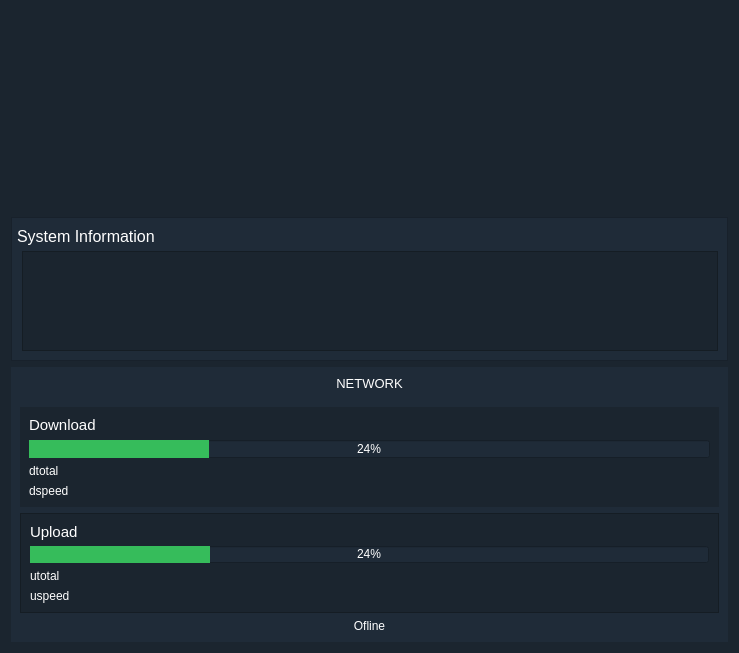
Qt form app/dashboard/pgeneral.ui (rahmanshaber/corebox) before a commit.
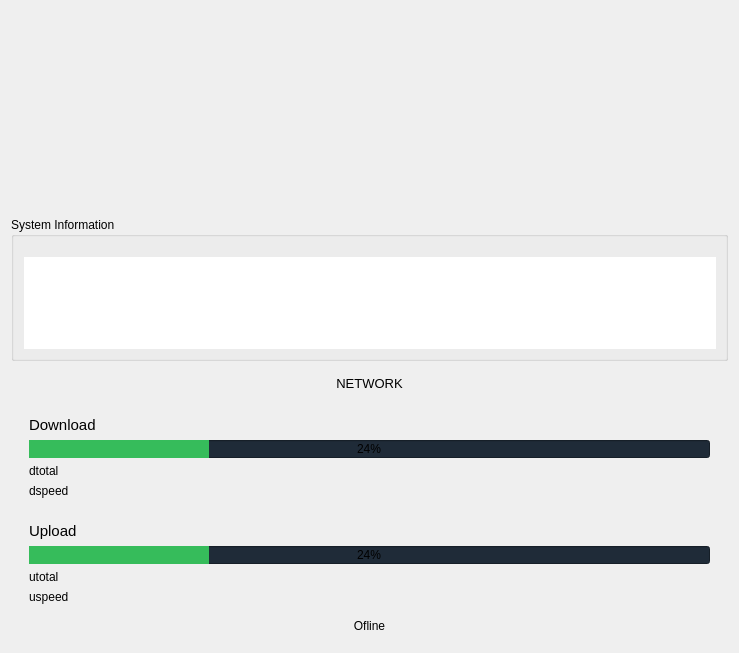
The same form after that commit.

What changed in the file:
```diff
--- a/app/dashboard/pgeneral.ui
+++ b/app/dashboard/pgeneral.ui
@@ -14,10 +14,7 @@
    <string>Form</string>
   </property>
   <property name="styleSheet">
-   <string notr="true">QWidget{
-background-color: #1B252F; ;
-color: #FFFFFF; 
-}</string>
+   <string notr="true"/>
   </property>
   <layout class="QVBoxLayout" name="verticalLayout">
    <item>
@@ -54,73 +51,33 @@
     </widget>
    </item>
    <item>
-    <widget class="QFrame" name="frame_3">
-     <property name="styleSheet">
-      <string notr="true">QWidget{
-background-color: #1F2B38; ;
-color: #FFFFFF; 
-}</string>
+    <widget class="QGroupBox" name="sysInfo">
+     <property name="title">
+      <string>System Information</string>
      </property>
-     <property name="frameShape">
-      <enum>QFrame::StyledPanel</enum>
+     <property name="flat">
+      <bool>false</bool>
      </property>
-     <property name="frameShadow">
-      <enum>QFrame::Raised</enum>
-     </property>
-     <layout class="QGridLayout" name="gridLayout">
+     <layout class="QVBoxLayout" name="verticalLayout_5">
       <property name="leftMargin">
-       <number>5</number>
+       <number>10</number>
       </property>
-      <property name="horizontalSpacing">
-       <number>0</number>
+      <property name="topMargin">
+       <number>20</number>
       </property>
-      <property name="verticalSpacing">
-       <number>5</number>
-      </property>
-      <item row="0" column="0" colspan="2">
-       <widget class="QLabel" name="label_4">
-        <property name="font">
-         <font>
-          <pointsize>12</pointsize>
-         </font>
-        </property>
-        <property name="text">
-         <string>System Information</string>
-        </property>
-       </widget>
-      </item>
-      <item row="1" column="0">
-       <spacer name="horizontalSpacer">
-        <property name="orientation">
-         <enum>Qt::Horizontal</enum>
-        </property>
-        <property name="sizeType">
-         <enum>QSizePolicy::Fixed</enum>
-        </property>
-        <property name="sizeHint" stdset="0">
-         <size>
-          <width>5</width>
-          <height>68</height>
-         </size>
-        </property>
-       </spacer>
-      </item>
-      <item row="1" column="1">
+      <item>
        <widget class="QListView" name="systemInfoList">
         <property name="font">
          <font>
-          <family>Ubuntu Mono</family>
-          <pointsize>11</pointsize>
+          <family>Cantarell</family>
+          <pointsize>10</pointsize>
          </font>
         </property>
         <property name="focusPolicy">
          <enum>Qt::NoFocus</enum>
         </property>
-        <property name="styleSheet">
-         <string notr="true">QWidget{
-background-color: #1B252F; ;
-color: #ffffff;
-}</string>
+        <property name="frameShape">
+         <enum>QFrame::NoFrame</enum>
         </property>
         <property name="verticalScrollBarPolicy">
          <enum>Qt::ScrollBarAlwaysOff</enum>
@@ -171,12 +128,6 @@
        <height>300</height>
       </size>
      </property>
-     <property name="styleSheet">
-      <string notr="true">QWidget{
-background-color: #1F2B38; ;
-color: #FFFFFF; 
-}</string>
-     </property>
      <layout class="QVBoxLayout" name="verticalLayout_4">
       <item>
        <widget class="QLabel" name="label">
@@ -219,12 +170,6 @@
           <height>100</height>
          </size>
         </property>
-        <property name="styleSheet">
-         <string notr="true">QWidget{
-background-color: #1B252F; ;
-color: #ffffff;
-}</string>
-        </property>
         <property name="frameShape">
          <enum>QFrame::NoFrame</enum>
         </property>
@@ -291,14 +236,8 @@
           <height>100</height>
          </size>
         </property>
-        <property name="styleSheet">
-         <string notr="true">QWidget{
-background-color: #1B252F; ;
-color: #ffffff;
-}</string>
-        </property>
         <property name="frameShape">
-         <enum>QFrame::StyledPanel</enum>
+         <enum>QFrame::NoFrame</enum>
         </property>
         <property name="frameShadow">
          <enum>QFrame::Raised</enum>
```
Left out of the diff: 14 changed lines with no effect on the pictures.
